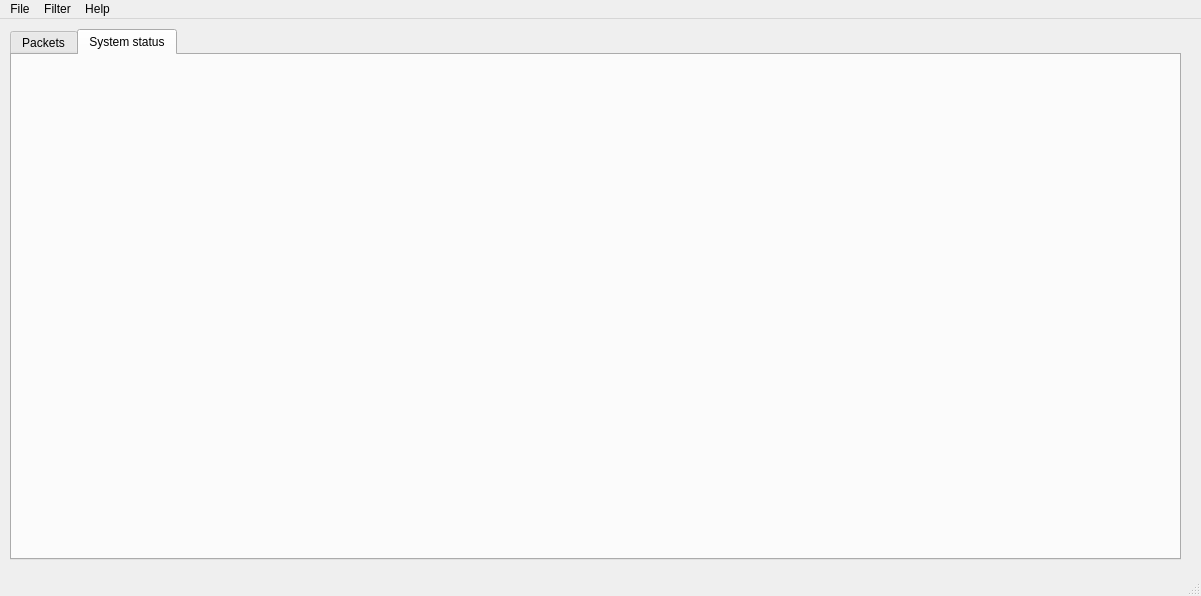
The window that app/Views/Views_Ui/Ui_Files/MainView.ui (ESROCOS/tools-pusconsole) describes before a commit, drawn with Qt 5.
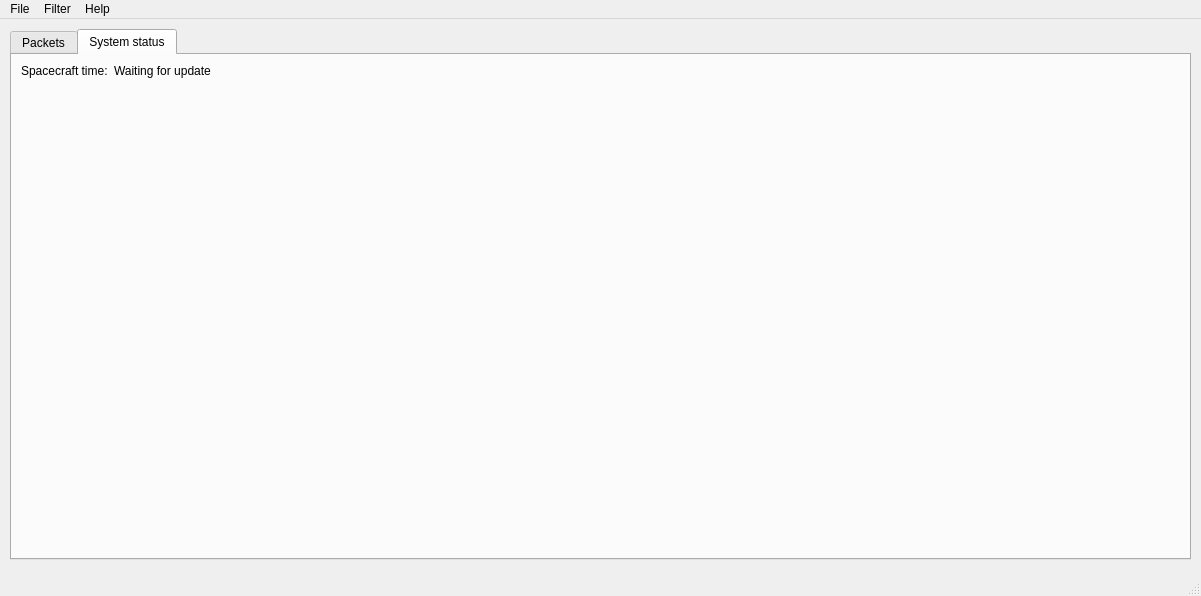
The same window after the commit. The open tabs and pages were chosen to show the change. Icons and pictures are not drawn.

Diff of the .ui file:
```diff
--- a/app/Views/Views_Ui/Ui_Files/MainView.ui
+++ b/app/Views/Views_Ui/Ui_Files/MainView.ui
@@ -35,7 +35,7 @@
      <rect>
       <x>10</x>
       <y>10</y>
-      <width>1171</width>
+      <width>1181</width>
       <height>531</height>
      </rect>
     </property>
@@ -107,6 +107,25 @@
      <attribute name="title">
       <string>System status</string>
      </attribute>
+     <layout class="QFormLayout" name="formLayout">
+      <item row="0" column="0">
+       <widget class="QLabel" name="spacecraftTimeLbl">
+        <property name="text">
+         <string>Spacecraft time:</string>
+        </property>
+       </widget>
+      </item>
+      <item row="0" column="1">
+       <widget class="QLabel" name="spacecraftTimeValue">
+        <property name="layoutDirection">
+         <enum>Qt::LeftToRight</enum>
+        </property>
+        <property name="text">
+         <string>Waiting for update</string>
+        </property>
+       </widget>
+      </item>
+     </layout>
     </widget>
    </widget>
   </widget>
```
Left out of the diff: 2 changed lines with no effect on the pictures.
